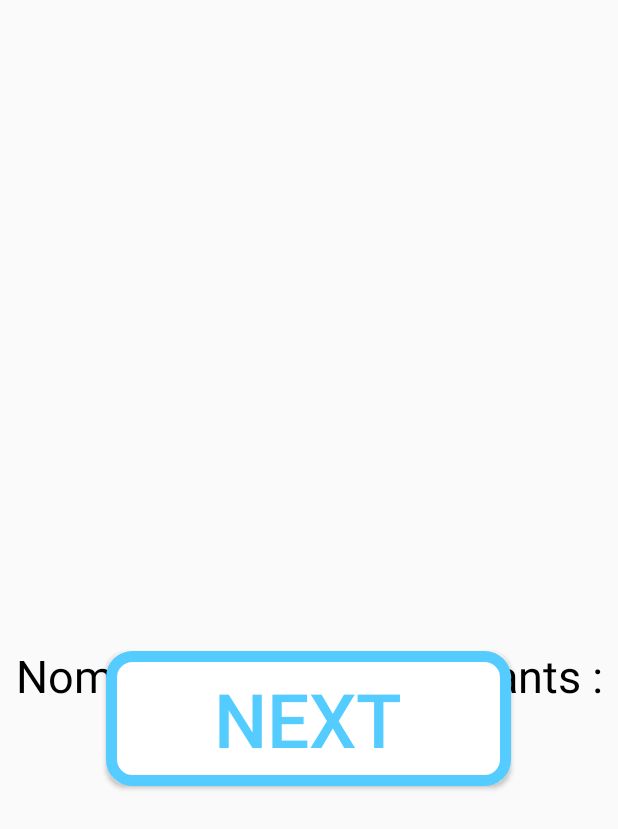
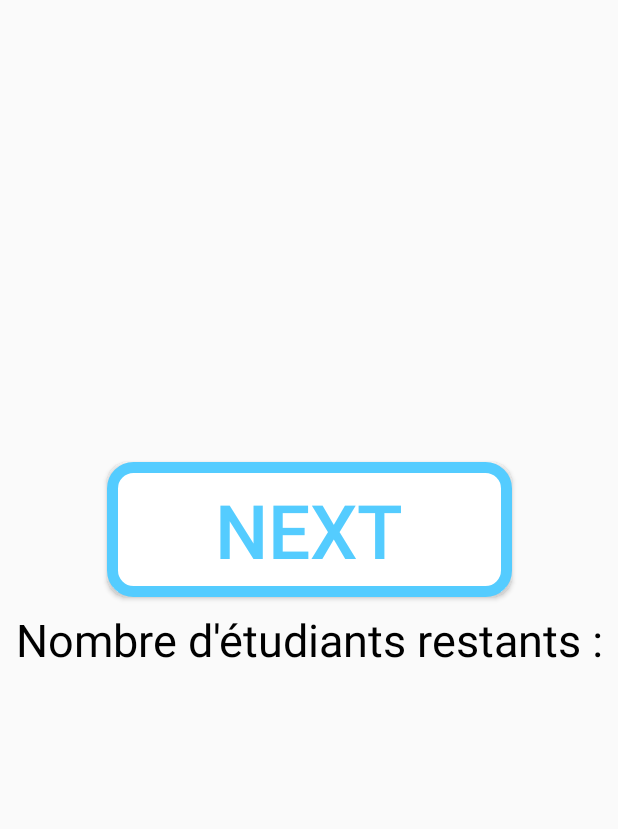
Before and after one commit to SachaCarniere/PS6_Final, an Android app: the screen it shows after launch (MainActivity), on a phone screen of 412 x 824 dp. Shown: the top 829 px of the screen. Run offline under Robolectric (Android 15) with nearby library versions, the phone set to English and light mode, and no system bars; our stand-ins replace Volley.

Commit message:
Update activity_main.xml

```diff
--- a/Android/app/src/main/res/layout/activity_main.xml
+++ b/Android/app/src/main/res/layout/activity_main.xml
@@ -1,5 +1,6 @@
 <?xml version="1.0" encoding="utf-8"?>
-<RelativeLayout xmlns:android="http://schemas.android.com/apk/res/android"
+<android.support.constraint.ConstraintLayout xmlns:android="http://schemas.android.com/apk/res/android"
+    xmlns:app="http://schemas.android.com/apk/res-auto"
     xmlns:tools="http://schemas.android.com/tools"
     android:layout_width="match_parent"
     android:layout_height="match_parent"
@@ -9,42 +10,50 @@
         android:id="@+id/main_next_student_text"
         android:layout_width="match_parent"
         android:layout_height="100dp"
+        android:layout_marginTop="200dp"
+        android:textAlignment="center"
+        android:textColor="#000000"
         android:textSize="30dp"
-        android:textAlignment="center"
-        android:layout_marginTop="200dp"
-        android:textColor="#000000"/>
+        app:layout_constraintTop_toTopOf="parent"
+        tools:layout_editor_absoluteX="0dp" />
 
     <Button
         android:id="@+id/main_next_student_button"
-        android:layout_alignParentBottom="true"
-        android:layout_centerHorizontal="true"
+        android:layout_width="270dp"
+        android:layout_height="90dp"
+        android:layout_marginStart="8dp"
+        android:layout_marginTop="8dp"
+        android:layout_marginEnd="8dp"
+        android:background="@drawable/buttonshape"
         android:text="NEXT"
         android:textColor="@drawable/button_text_color"
         android:textSize="50sp"
-        android:layout_marginBottom="300dp"
-        android:layout_width="270dp"
-        android:layout_height="90dp"
-        android:background="@drawable/buttonshape"
-        />
+        app:layout_constraintEnd_toEndOf="parent"
+        app:layout_constraintStart_toStartOf="parent"
+        app:layout_constraintTop_toBottomOf="@+id/main_next_student_text" />
 
     <TextView
         android:id="@+id/main_number_of_students_left"
         android:layout_width="match_parent"
         android:layout_height="50dp"
-        android:layout_marginTop="430dp"
+        android:layout_marginTop="8dp"
         android:text="Nombre d'étudiants restants :"
         android:textAlignment="center"
         android:textColor="#000000"
-        android:textSize="30dp" />
+        android:textSize="30dp"
+        app:layout_constraintTop_toBottomOf="@+id/main_next_student_button"
+        tools:layout_editor_absoluteX="0dp" />
 
     <TextView
         android:id="@+id/main_number"
         android:layout_width="match_parent"
         android:layout_height="50dp"
+        android:layout_marginTop="8dp"
+        android:textAlignment="center"
+        android:textColor="#54CCFF"
         android:textSize="30dp"
-        android:textAlignment="center"
-        android:layout_marginTop="480dp"
-        android:textColor="#54CCFF"/>
+        app:layout_constraintTop_toBottomOf="@+id/main_number_of_students_left"
+        tools:layout_editor_absoluteX="0dp" />
 
 
-</RelativeLayout>
+</android.support.constraint.ConstraintLayout>
```
